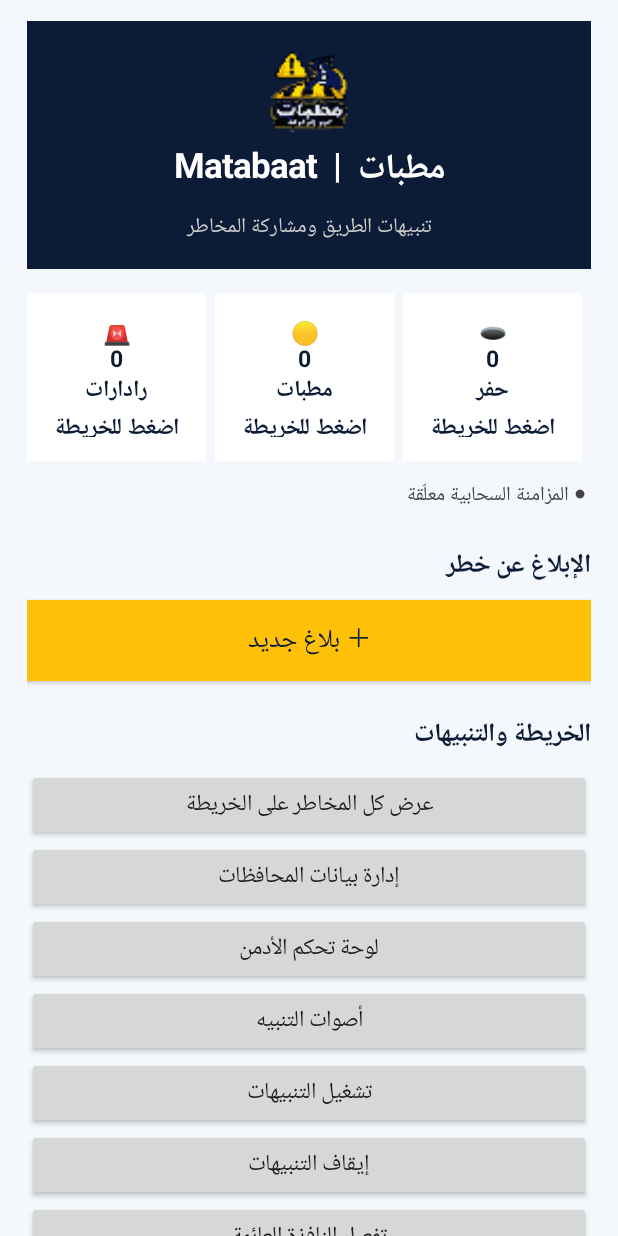
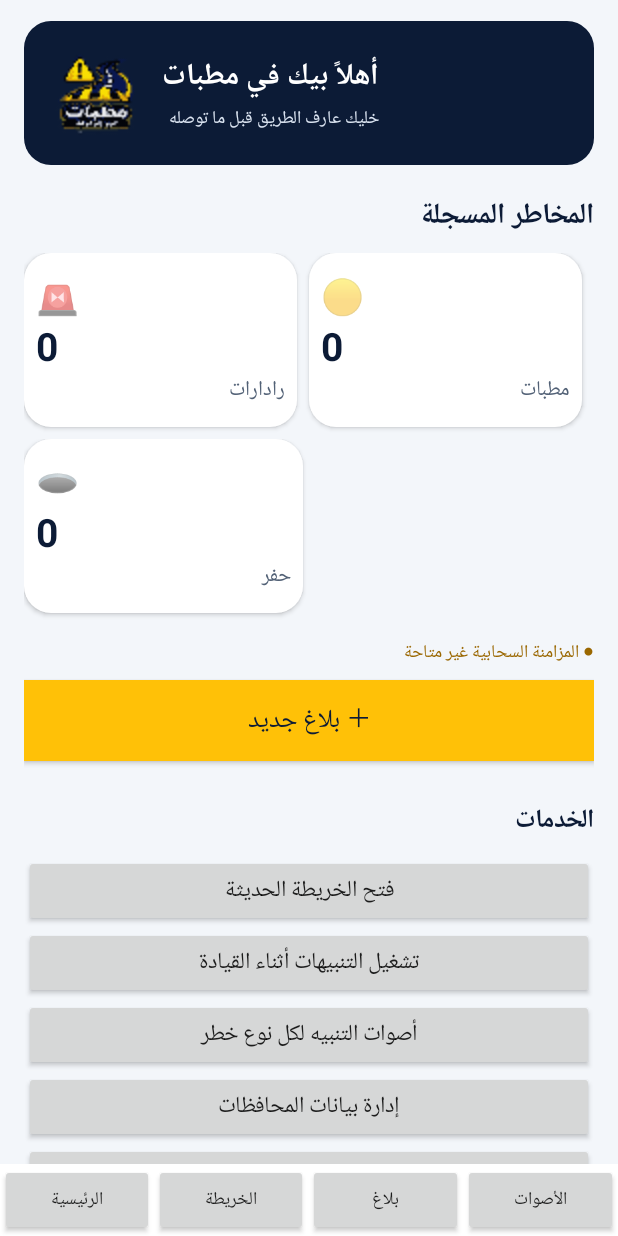
Before and after one commit to 3mar4ehab/Matabaat, an Android app: the screen it shows after launch (MainActivity), on a phone screen of 412 x 824 dp. Run offline under Robolectric (Android 15) with nearby library versions, the phone set to English and light mode, and no system bars; our stand-ins replace Firebase (no records; nobody signed in at launch, a user with empty details on screens opened directly); 1 statement that could not run was skipped.

Commit message:
Redesign dashboard with hazard cards and bottom navigation

```diff
--- a/app/src/main/java/com/roadalert/egypt/MainActivity.kt
+++ b/app/src/main/java/com/roadalert/egypt/MainActivity.kt
@@ -51,84 +51,63 @@ class MainActivity : Activity() {
     private fun buildDashboard() {
         val navy = Color.rgb(12, 27, 54)
         val yellow = Color.rgb(255, 193, 7)
-        val root = LinearLayout(this).apply {
-            orientation = LinearLayout.VERTICAL
-            setBackgroundColor(Color.rgb(244, 247, 251))
-            setPadding(dp(18), dp(14), dp(18), dp(18))
+        fun rounded(color: Int) = android.graphics.drawable.GradientDrawable().apply { setColor(color); cornerRadius = dp(18).toFloat() }
+        val root = LinearLayout(this).apply { orientation = LinearLayout.VERTICAL; setBackgroundColor(Color.rgb(243, 246, 250)) }
+        val scroll = ScrollView(this)
+        val content = LinearLayout(this).apply { orientation = LinearLayout.VERTICAL; setPadding(dp(16), dp(14), dp(16), dp(16)) }
+        scroll.addView(content); root.addView(scroll, LinearLayout.LayoutParams(-1, 0, 1f))
+
+        val header = LinearLayout(this).apply { orientation = LinearLayout.HORIZONTAL; gravity = Gravity.CENTER_VERTICAL; setPadding(dp(16), dp(16), dp(16), dp(16)); background = rounded(navy) }
+        header.addView(ImageView(this).apply { setImageResource(R.drawable.matabaat_logo); scaleType = ImageView.ScaleType.FIT_CENTER }, LinearLayout.LayoutParams(dp(64), dp(64)))
+        val welcome = LinearLayout(this).apply { orientation = LinearLayout.VERTICAL; setPadding(dp(12), 0, 0, 0) }
+        welcome.addView(TextView(this).apply { text = "أهلاً بيك في مطبات"; textSize = 20f; setTextColor(Color.WHITE); setTypeface(null, android.graphics.Typeface.BOLD) })
+        welcome.addView(TextView(this).apply { text = "خليك عارف الطريق قبل ما توصله"; textSize = 12f; setTextColor(0xFFDCE5F2.toInt()) })
+        header.addView(welcome); content.addView(header, LinearLayout.LayoutParams(-1, -2).apply { bottomMargin = dp(18) })
+
+        content.addView(TextView(this).apply { text = "المخاطر المسجلة"; textSize = 19f; setTextColor(navy); setTypeface(null, android.graphics.Typeface.BOLD); setPadding(0, 0, 0, dp(8)) })
+        val all = store.all()
+        val cards = listOf(Triple("🚨", "رادارات", HazardType.SPEED_CAMERA), Triple("🟡", "مطبات", HazardType.SPEED_BUMP), Triple("🕳️", "حفر", HazardType.POTHOLE))
+        cards.chunked(2).forEach { group ->
+            val row = LinearLayout(this).apply { orientation = LinearLayout.HORIZONTAL }
+            group.forEach { (emoji, label, type) ->
+                val card = LinearLayout(this).apply {
+                    orientation = LinearLayout.VERTICAL; gravity = Gravity.CENTER; setPadding(dp(8), dp(12), dp(8), dp(12))
+                    background = rounded(Color.WHITE); elevation = dp(2).toFloat(); isClickable = true
+                    setOnClickListener { openHazardMap(type) }
+                }
+                card.addView(TextView(this).apply { text = emoji; textSize = 23f })
+                card.addView(TextView(this).apply { text = all.count { it.type == type }.toString(); textSize = 26f; setTextColor(navy); setTypeface(null, android.graphics.Typeface.BOLD) })
+                card.addView(TextView(this).apply { text = label; textSize = 14f; setTextColor(0xFF526176.toInt()) })
+                row.addView(card, LinearLayout.LayoutParams(0, dp(116), 1f).apply { marginEnd = dp(8); bottomMargin = dp(8) })
+            }
+            if (group.size == 1) row.addView(LinearLayout(this), LinearLayout.LayoutParams(0, 1, 1f))
+            content.addView(row)
         }
-        val scroll = ScrollView(this).apply { addView(root) }
-        val header = LinearLayout(this).apply {
-            orientation = LinearLayout.VERTICAL; gravity = Gravity.CENTER
-            setPadding(dp(16), dp(12), dp(16), dp(12))
-            setBackgroundColor(navy)
+        content.addView(TextView(this).apply {
+            text = if (cloudReady) "● المزامنة السحابية متصلة" else "● المزامنة السحابية غير متاحة"
+            textSize = 12f; setTextColor(if (cloudReady) 0xFF16834A.toInt() else 0xFF9A6700.toInt()); setPadding(0, dp(8), 0, dp(8))
+        })
+        content.addView(primaryButton("＋ بلاغ جديد") { showQuickReport() }, LinearLayout.LayoutParams(-1, dp(54)).apply { bottomMargin = dp(12) })
+        content.addView(sectionTitle("الخدمات"))
+        root.addView(scroll)
+        content.addView(actionButton("فتح الخريطة الحديثة") { openHazardMap(null) })
+        content.addView(actionButton("تشغيل التنبيهات أثناء القيادة") { startAlerts() })
+        content.addView(actionButton("أصوات التنبيه لكل نوع خطر") { startActivity(Intent(this, AlertSettingsActivity::class.java)) })
+        content.addView(actionButton("إدارة بيانات المحافظات") { startActivity(Intent(this, RegionManagerActivity::class.java)) })
+        content.addView(actionButton("لوحة تحكم الأدمن") { startActivity(Intent(this, AdminLoginActivity::class.java)) })
+        content.addView(actionButton("إيقاف التنبيهات") { stopService(Intent(this, AlertService::class.java)) })
+        content.addView(actionButton("تحديث بيانات الطريق حولي") { refreshRoadData(true) })
+        content.addView(TextView(this).apply { text = getString(R.string.osm_attribution); textSize = 10f; setTextColor(Color.GRAY); setPadding(0, dp(12), 0, 0) })
+
+        val nav = LinearLayout(this).apply { orientation = LinearLayout.HORIZONTAL; setBackgroundColor(Color.WHITE) }
+        listOf("الرئيسية", "الخريطة", "بلاغ", "الأصوات").forEachIndexed { index, label ->
+            nav.addView(Button(this).apply {
+                text = label; isAllCaps = false; textSize = 12f
+                setOnClickListener { when (index) { 1 -> openHazardMap(null); 2 -> showQuickReport(); 3 -> startActivity(Intent(this@MainActivity, AlertSettingsActivity::class.java)) } }
+            }, LinearLayout.LayoutParams(0, dp(48), 1f))
         }
-        val logo = ImageView(this).apply {
-            setImageResource(R.drawable.matabaat_logo)
-            scaleType = ImageView.ScaleType.FIT_CENTER
-            layoutParams = LinearLayout.LayoutParams(dp(68), dp(68))
-        }
-        header.addView(logo)
-        val brand = TextView(this).apply {
-            text = "مطبات  |  Matabaat"; textSize = 23f; setTextColor(Color.WHITE)
-            gravity = Gravity.CENTER; setTypeface(null, android.graphics.Typeface.BOLD)
-        }
-        header.addView(brand)
-        val sub = TextView(this).apply {
-            text = "تنبيهات الطريق ومشاركة المخاطر"; textSize = 14f
-            setTextColor(Color.LTGRAY); gravity = Gravity.CENTER
-            setPadding(0, dp(6), 0, dp(4))
-        }
-        header.addView(sub)
-        root.addView(header, LinearLayout.LayoutParams(-1, -2).apply { bottomMargin = dp(16) })
-
-        val all = store.all()
-        val counts = listOf(
-            Triple("🚨", "رادارات", HazardType.SPEED_CAMERA),
-            Triple("🟡", "مطبات", HazardType.SPEED_BUMP),
-            Triple("🕳️", "حفر", HazardType.POTHOLE)
-        )
-        val countRow = LinearLayout(this).apply { orientation = LinearLayout.HORIZONTAL }
-        counts.forEach { item ->
-            val count = all.count { it.type == item.third }
-            val card = TextView(this).apply {
-                text = "${item.first}\n$count\n${item.second}\nاضغط للخريطة"
-                gravity = Gravity.CENTER; textSize = 15f; setTextColor(navy)
-                setTypeface(null, android.graphics.Typeface.BOLD)
-                setPadding(dp(4), dp(16), dp(4), dp(16))
-                setBackgroundColor(Color.WHITE); isClickable = true
-                setOnClickListener { openHazardMap(item.third) }
-            }
-            countRow.addView(card, LinearLayout.LayoutParams(0, dp(112), 1f).apply {
-                marginEnd = dp(6)
-            })
-        }
-        root.addView(countRow)
-        val sync = TextView(this).apply {
-            text = if (cloudReady) "● متصل بالمزامنة السحابية" else "● المزامنة السحابية معلّقة"
-            setTextColor(if (cloudReady) Color.rgb(28, 130, 78) else Color.DKGRAY)
-            textSize = 13f; setPadding(dp(4), dp(12), dp(4), dp(8))
-        }
-        root.addView(sync)
-        root.addView(sectionTitle("الإبلاغ عن خطر"))
-        root.addView(primaryButton("＋ بلاغ جديد") { showQuickReport() }, LinearLayout.LayoutParams(-1, dp(54)).apply { bottomMargin = dp(8) })
-        root.addView(sectionTitle("الخريطة والتنبيهات"))
-        root.addView(actionButton("عرض كل المخاطر على الخريطة") { openHazardMap(null) })
-        root.addView(actionButton("إدارة بيانات المحافظات") { startActivity(Intent(this, RegionManagerActivity::class.java)) })
-        root.addView(actionButton("لوحة تحكم الأدمن") { startActivity(Intent(this, AdminLoginActivity::class.java)) })
-        root.addView(actionButton("أصوات التنبيه") { startActivity(Intent(this, AlertSettingsActivity::class.java)) })
-        root.addView(actionButton("تشغيل التنبيهات") { startAlerts() })
-        root.addView(actionButton("إيقاف التنبيهات") {
-            stopService(Intent(this, AlertService::class.java))
-            Toast.makeText(this, "تم إيقاف التنبيهات", Toast.LENGTH_SHORT).show()
-        })
-        root.addView(actionButton("تفعيل النافذة العائمة") { enableOverlay() })
-        root.addView(actionButton("تحديث بيانات الطريق حولي") { refreshRoadData(true) })
-        val attribution = TextView(this).apply {
-            text = getString(R.string.osm_attribution); textSize = 11f
-            setTextColor(Color.GRAY); setPadding(0, dp(14), 0, 0)
-        }
-        root.addView(attribution)
-        setContentView(scroll)
+        root.addView(nav)
+        setContentView(root)
     }
 
     private fun sectionTitle(text: String) = TextView(this).apply {
```
